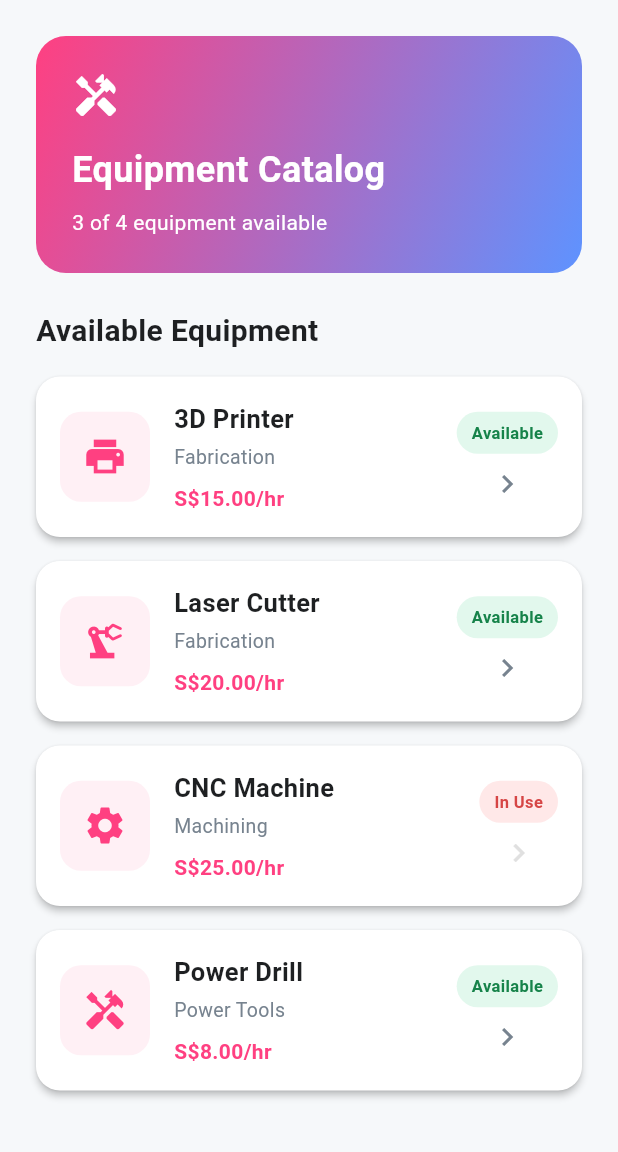
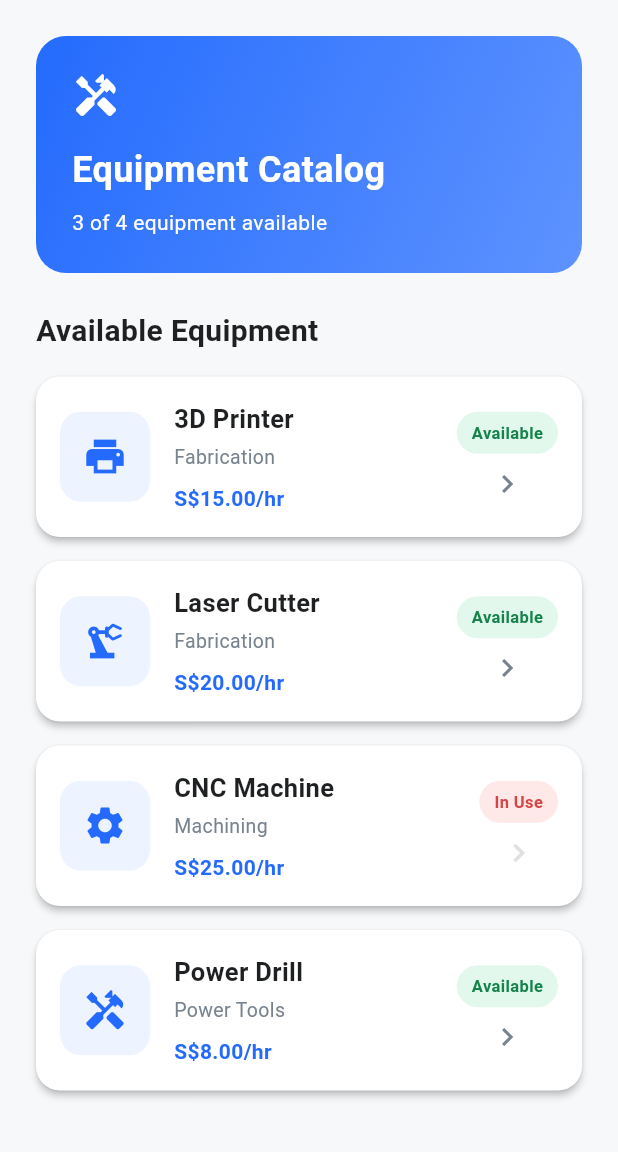
Before and after one commit to est-xllx/wss-workshop-manager, a Flutter app: the screen it shows after launch, on a phone screen of 412 x 824 dp, the part 84-1236 px from its top. Run offline on Flutter 3.47's test engine with Material 3 defaults, Android fonts, the phone set to English and light mode, and no system bars.

Commit message:
Revert "style: experimental high-contrast palette break"
This reverts commit cfd81ee5c15b1a28fd6f377ccde429f25e39d5c8.

```diff
--- a/lib/utils/app_colors.dart
+++ b/lib/utils/app_colors.dart
@@ -4,7 +4,7 @@ class AppColors {
   AppColors._();
 
   static const Color background = Color(0xFFF6F8FA);
-  static const Color primary = Colors.pinkAccent;
+  static const Color primary = Color(0xFF246BFD);
   static const Color primaryLight = Color(0xFF5E93FF);
 
   static const Color card = Colors.white;
```
